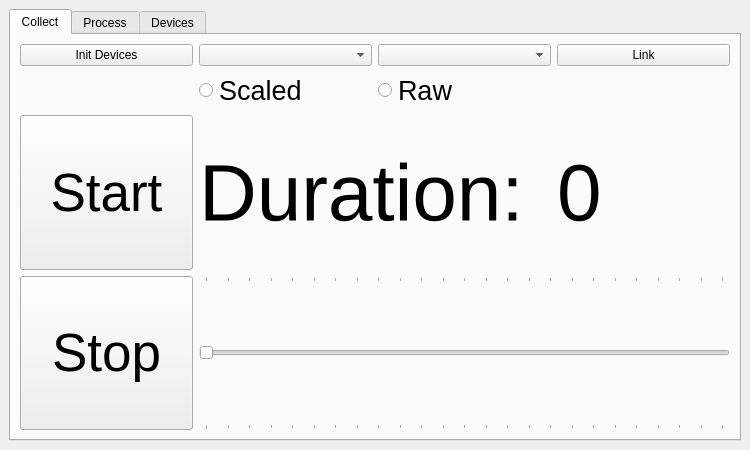
nogleo/datanog, file gui.ui: the form before one commit.
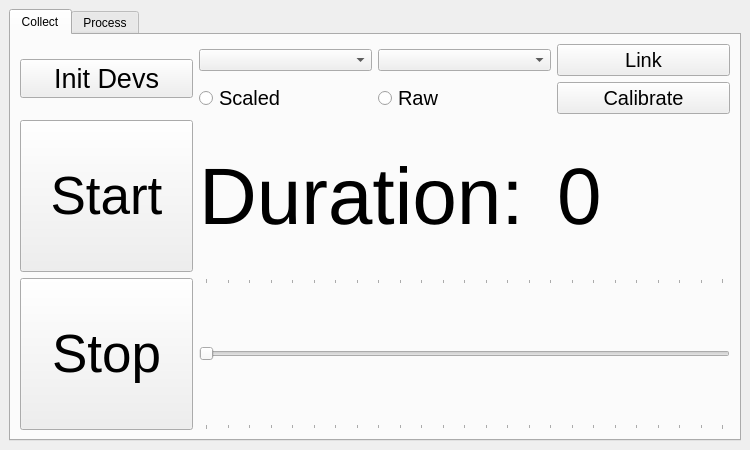
The form after the commit.

The edit to the form file:
```diff
--- a/gui.ui
+++ b/gui.ui
@@ -39,7 +39,7 @@
     </sizepolicy>
    </property>
    <layout class="QGridLayout" name="gridLayout_3">
-    <item row="0" column="1">
+    <item row="0" column="0">
      <widget class="QTabWidget" name="tabWidget">
       <property name="sizePolicy">
        <sizepolicy hsizetype="Expanding" vsizetype="Expanding">
@@ -60,18 +60,16 @@
         </item>
         <item row="0" column="3">
          <widget class="QPushButton" name="pushButton_5">
+          <property name="font">
+           <font>
+            <pointsize>15</pointsize>
+           </font>
+          </property>
           <property name="text">
            <string>Link</string>
           </property>
          </widget>
         </item>
-        <item row="0" column="0">
-         <widget class="QPushButton" name="pushButton_4">
-          <property name="text">
-           <string>Init Devices</string>
-          </property>
-         </widget>
-        </item>
         <item row="2" column="0">
          <widget class="QPushButton" name="startbutton">
           <property name="sizePolicy">
@@ -220,7 +218,7 @@
          <widget class="QRadioButton" name="radioButton">
           <property name="font">
            <font>
-            <pointsize>20</pointsize>
+            <pointsize>15</pointsize>
            </font>
           </property>
           <property name="text">
@@ -232,7 +230,7 @@
          <widget class="QRadioButton" name="radioButton_2">
           <property name="font">
            <font>
-            <pointsize>20</pointsize>
+            <pointsize>15</pointsize>
            </font>
           </property>
           <property name="text">
@@ -240,6 +238,30 @@
           </property>
          </widget>
         </item>
+        <item row="1" column="3">
+         <widget class="QPushButton" name="pushButton_2">
+          <property name="font">
+           <font>
+            <pointsize>15</pointsize>
+           </font>
+          </property>
+          <property name="text">
+           <string>Calibrate</string>
+          </property>
+         </widget>
+        </item>
+        <item row="0" column="0" rowspan="2">
+         <widget class="QPushButton" name="pushButton_4">
+          <property name="font">
+           <font>
+            <pointsize>20</pointsize>
+           </font>
+          </property>
+          <property name="text">
+           <string>Init Devs</string>
+          </property>
+         </widget>
+        </item>
        </layout>
       </widget>
       <widget class="QWidget" name="tab_2">
@@ -309,31 +331,6 @@
         </item>
        </layout>
       </widget>
-      <widget class="QWidget" name="tab_3">
-       <attribute name="title">
-        <string>Devices</string>
-       </attribute>
-       <layout class="QGridLayout" name="gridLayout_4">
-        <item row="0" column="0">
-         <widget class="QPushButton" name="pushButton_2">
-          <property name="text">
-           <string>Load</string>
-          </property>
-         </widget>
-        </item>
-        <item row="1" column="0" colspan="3">
-         <layout class="QHBoxLayout" name="horizontalLayout_2">
-          <item>
-           <widget class="QPushButton" name="pushButton_3">
-            <property name="text">
-             <string>Calibrate</string>
-            </property>
-           </widget>
-          </item>
-         </layout>
-        </item>
-       </layout>
-      </widget>
      </widget>
     </item>
    </layout>
```
